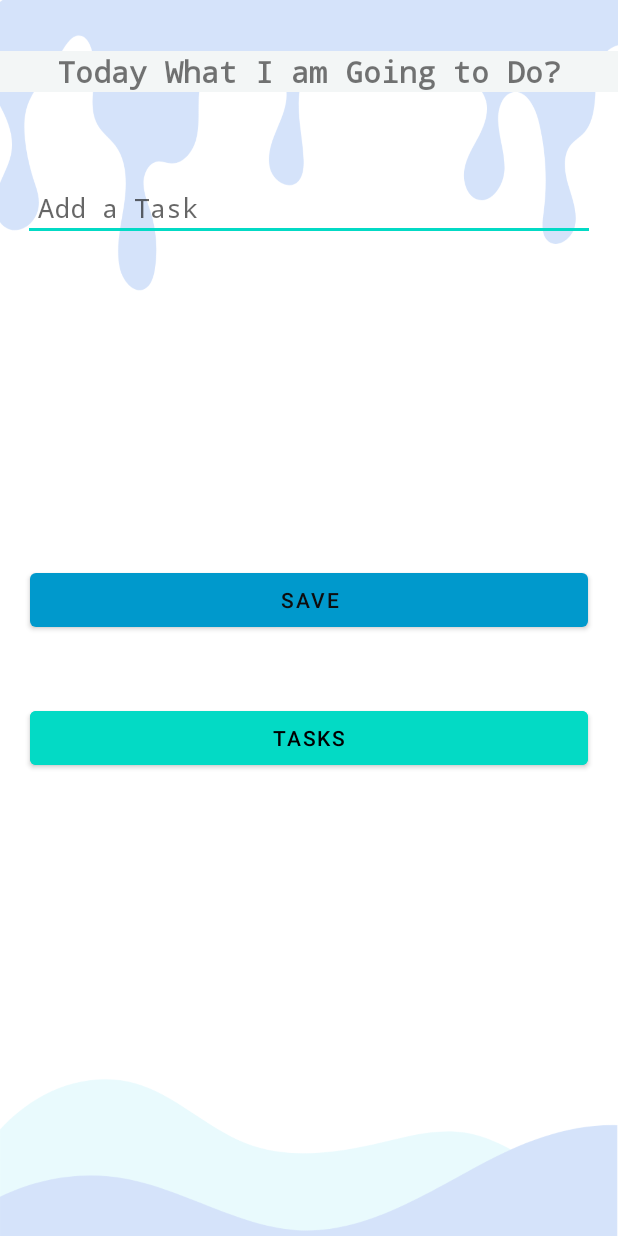
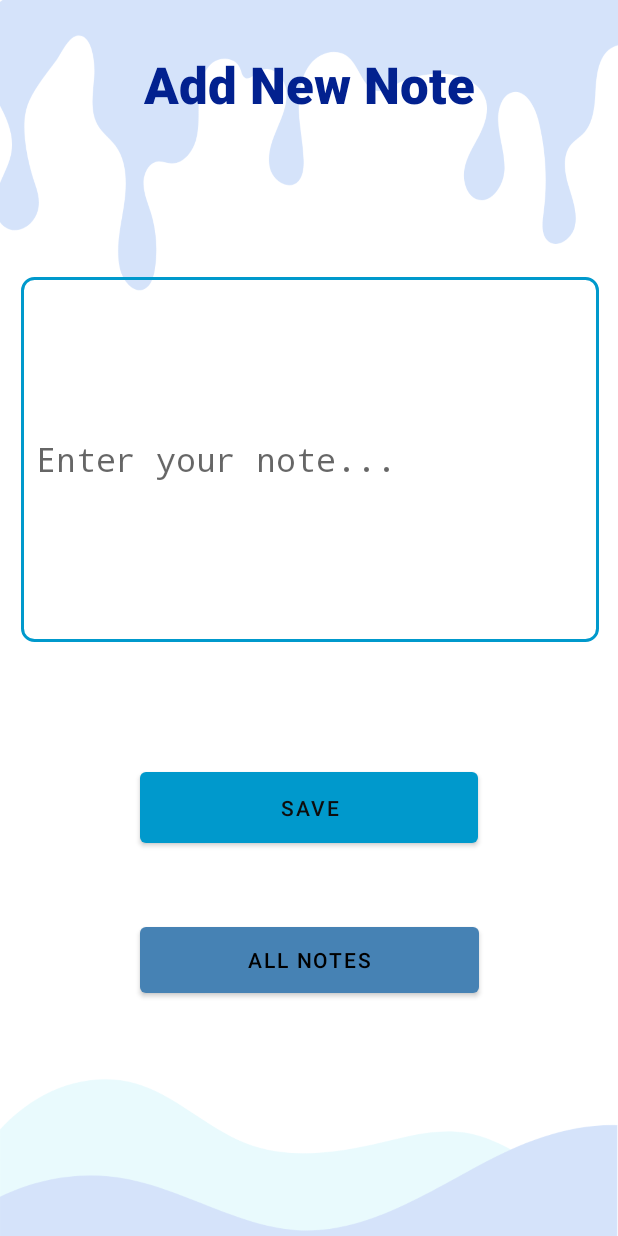
Before and after one commit to pramoda99/White-Light-Health-Service, an Android app: the PTodoListsMain screen opened directly, with no data from a screen before it, on a phone screen of 412 x 824 dp. Run offline under Robolectric (Android 15) with nearby library versions, the phone set to English and light mode, and no system bars; our stand-ins replace Firebase (no records; nobody signed in at launch, a user with empty details on screens opened directly).

Commit message:
Create keeping notes function

```diff
--- a/app/src/main/java/com/example/study_with_teddy/PAdapter.java
+++ b/app/src/main/java/com/example/study_with_teddy/PAdapter.java
@@ -47,7 +47,7 @@ public class PAdapter extends RecyclerView.Adapter<PAdapter.MyViewHolder> {
                     public void onComplete(@NonNull Task<Void> task) {
                         if (task.isSuccessful()){
                             notifyRemoved(position);
-                            Toast.makeText(activity, "Task Deleted !!", Toast.LENGTH_SHORT).show();
+                            Toast.makeText(activity, "Note Removed !!", Toast.LENGTH_SHORT).show();
                         }else{
                             Toast.makeText(activity, "Error" + task.getException().getMessage(), Toast.LENGTH_SHORT).show();
                         }
--- a/app/src/main/java/com/example/study_with_teddy/PTodoListsMain.java
+++ b/app/src/main/java/com/example/study_with_teddy/PTodoListsMain.java
@@ -80,7 +80,7 @@ public class PTodoListsMain extends AppCompatActivity {
                     @Override
                     public void onComplete(@NonNull Task<Void> task) {
                         if (task.isSuccessful()){
-                            Toast.makeText(PTodoListsMain.this, "Task Updated!!", Toast.LENGTH_SHORT).show();
+                            Toast.makeText(PTodoListsMain.this, "Note Updated!!", Toast.LENGTH_SHORT).show();
                         }else{
                             Toast.makeText(PTodoListsMain.this, "Error : " + task.getException().getMessage() , Toast.LENGTH_SHORT).show();
                         }
@@ -107,7 +107,7 @@ public class PTodoListsMain extends AppCompatActivity {
                         @Override
                         public void onComplete(@NonNull Task<Void> task) {
                             if (task.isSuccessful()){
-                                Toast.makeText(PTodoListsMain.this, "Task Saved Successfully!!", Toast.LENGTH_SHORT).show();
+                                Toast.makeText(PTodoListsMain.this, "Note Saved Successfully!!", Toast.LENGTH_SHORT).show();
                             }
                         }
                     }).addOnFailureListener(new OnFailureListener() {
--- a/app/src/main/res/layout/activity_todo_lists_main.xml
+++ b/app/src/main/res/layout/activity_todo_lists_main.xml
@@ -10,15 +10,20 @@
 
     <EditText
         android:id="@+id/edit_title"
-        android:layout_width="0dp"
-        android:layout_height="wrap_content"
+        android:layout_width="385dp"
+        android:layout_height="243dp"
         android:layout_marginHorizontal="15dp"
-        android:layout_marginTop="116dp"
+        android:layout_marginTop="156dp"
+        android:layout_marginBottom="52dp"
+        android:background="@drawable/search_view_bg"
         android:ems="10"
         android:fontFamily="monospace"
-        android:hint="Add a Task"
+        android:hint="Enter your note..."
         android:inputType="textPersonName"
         android:padding="10dp"
+        android:textColor="@color/black"
+        android:textSize="22sp"
+        app:layout_constraintBottom_toTopOf="@+id/save_btn"
         app:layout_constraintEnd_toEndOf="parent"
         app:layout_constraintHorizontal_bias="0.448"
         app:layout_constraintStart_toStartOf="parent"
@@ -26,43 +31,43 @@
 
     <Button
         android:id="@+id/save_btn"
-        android:layout_width="0dp"
-        android:layout_height="wrap_content"
+        android:layout_width="225dp"
+        android:layout_height="59dp"
         android:layout_marginHorizontal="20dp"
         android:layout_marginBottom="44dp"
         android:fontFamily="sans-serif-medium"
         android:text="Add "
         android:textColor="#0E0D0D"
+        app:backgroundTint="@color/haloBlue"
         app:layout_constraintBottom_toTopOf="@+id/showall_btn"
         app:layout_constraintEnd_toEndOf="parent"
-        app:layout_constraintHorizontal_bias="0.375"
         app:layout_constraintStart_toStartOf="parent" />
 
     <Button
         android:id="@+id/showall_btn"
-        android:layout_width="0dp"
-        android:layout_height="wrap_content"
+        android:layout_width="226dp"
+        android:layout_height="56dp"
         android:layout_marginHorizontal="20dp"
-        android:layout_marginBottom="308dp"
-        android:backgroundTint="@color/teal_200"
-        android:text="Tasks"
+        android:layout_marginBottom="156dp"
+        android:text="ALL NOTES"
         android:textColor="#000"
+        app:backgroundTint="@color/seablue"
         app:layout_constraintBottom_toBottomOf="parent"
         app:layout_constraintEnd_toEndOf="parent"
-        app:layout_constraintHorizontal_bias="0.0"
         app:layout_constraintStart_toStartOf="parent" />
 
     <TextView
         android:id="@+id/textViewP2"
         android:layout_width="0dp"
         android:layout_height="wrap_content"
-        android:background="#F3F6F6"
-        android:fontFamily="monospace"
+        android:background="@android:color/transparent"
+        android:fontFamily="sans-serif-black"
         android:gravity="center"
         android:text="@string/textViewP"
         android:textAlignment="center"
+        android:textColor="@color/lightB"
         android:textColorLink="#0E0C0C"
-        android:textSize="20sp"
+        android:textSize="34sp"
         android:textStyle="bold"
         app:layout_constraintBottom_toBottomOf="parent"
         app:layout_constraintEnd_toEndOf="parent"
--- a/app/src/main/res/values/colors.xml
+++ b/app/src/main/res/values/colors.xml
@@ -27,6 +27,7 @@
     <color name="backg">#DAE2E6</color>
     <color name="fine">#959AC4</color>
     <color name="hm">#C4DCE2</color>
+    <color name="gry">#585757</color>
 
 
 
--- a/app/src/main/res/values/strings.xml
+++ b/app/src/main/res/values/strings.xml
@@ -21,8 +21,8 @@
     <string name="save_btn">PUBLISH</string>
     <string name="showall_btn">SHOW ALL ARTICLES</string>
 
-    <string name="textViewP">Today What I am Going to Do?</string>
-    <string name="textViewP2">To Do List</string>
+    <string name="textViewP">Add New Note</string>
+    <string name="textViewP2">All Notes</string>
     <string name="upgrade_your">Upgrade Your,</string>
     <string name="add_details">Add New Details</string>
     <string name="weight_text">Weight</string>
```
Also changed, not shown: app/src/main/res/layout/activity_add_article_main.xml (+5 -5 lines), app/src/main/res/layout/activity_piyshow.xml (+9 -7 lines), app/src/main/res/layout/pitem.xml (+9 -8 lines).
